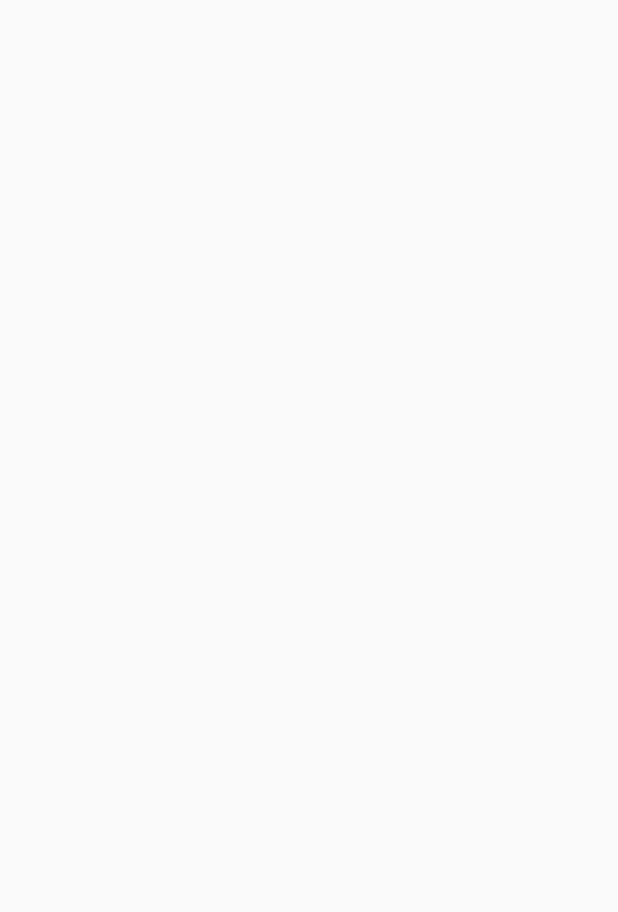
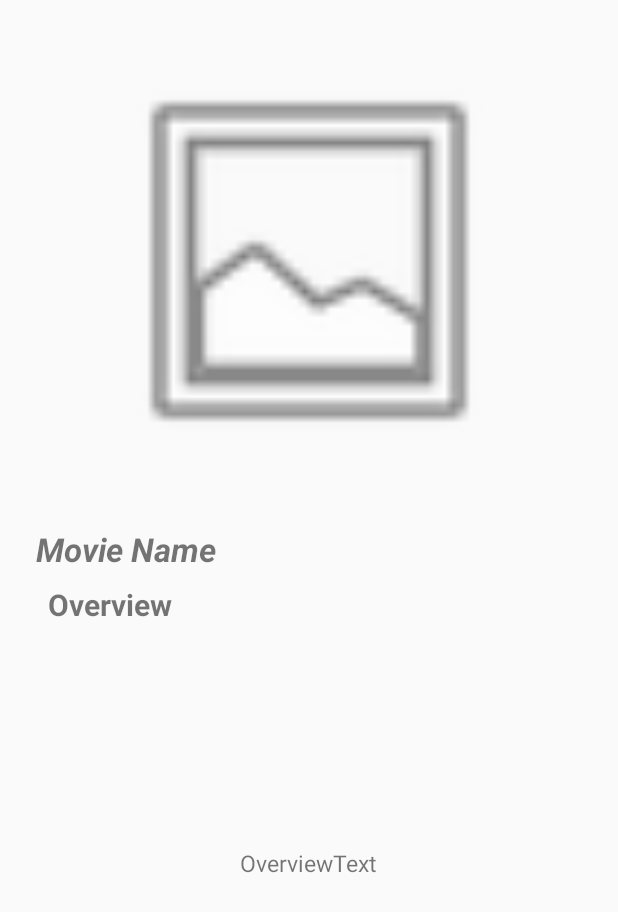
Before and after one commit to rakshita709/Movies, an Android app: the AboutMovie screen opened directly, with no data from a screen before it, on a phone screen of 412 x 824 dp. Before the commit the part shown is empty. Shown: the top 912 px of the screen. Run offline under Robolectric (Android 15) with nearby library versions, the phone set to English and light mode, and no system bars; pictures from the network do not load; 1 statement that could not run was skipped.

Commit message:
getSerializable causes errors

```diff
--- a/app/src/main/java/com/example/rakshitayadav/movies/AboutMovie.java
+++ b/app/src/main/java/com/example/rakshitayadav/movies/AboutMovie.java
@@ -2,12 +2,44 @@ package com.example.rakshitayadav.movies;
 
 import android.support.v7.app.AppCompatActivity;
 import android.os.Bundle;
+import android.util.Log;
+import android.widget.ImageView;
+import android.widget.TextView;
+
+import com.bumptech.glide.Glide;
 
 public class AboutMovie extends AppCompatActivity {
+
+    TextView movie_name,movie_overview;
+    ImageView movie_icon;
+
+    String errormsg="msg";
 
     @Override
     protected void onCreate(Bundle savedInstanceState) {
         super.onCreate(savedInstanceState);
         setContentView(R.layout.activity_about_movie);
+
+        movie_name = findViewById(R.id.movie_name);
+        movie_icon = findViewById(R.id.movie_thumbnail);
+        movie_overview = findViewById(R.id.movie_overview);
+
+        Log.e("Error in aboutMovie: 5 ", errormsg);
+
+        MovieDetails details = (MovieDetails) getIntent().getExtras().getSerializable("MOVIE DETAILS");
+
+        Log.e("Error in aboutMovie: 6 ", errormsg);
+        if(details!=null)
+        {
+            Glide.with(this).load("https://image.tmdb.org/t/p/w500/"+details.getPoster_path()).into(movie_icon);
+            Log.e("Error in aboutMovie: 7 ", errormsg);
+            movie_name.setText(details.getTitle());
+            Log.e("Error in aboutMovie: ", errormsg);
+            movie_overview.setText(details.getOverview());
+            Log.e("Error in aboutMovie: ", errormsg);
+            finish();
+        }
+
+
     }
 }
--- a/app/src/main/java/com/example/rakshitayadav/movies/MainActivity.java
+++ b/app/src/main/java/com/example/rakshitayadav/movies/MainActivity.java
@@ -1,5 +1,6 @@
 package com.example.rakshitayadav.movies;
 
+import android.content.Intent;
 import android.os.AsyncTask;
 import android.support.v7.app.AppCompatActivity;
 import android.os.Bundle;
@@ -22,7 +23,7 @@ import java.util.ArrayList;
 
 import javax.net.ssl.HttpsURLConnection;
 
-public class MainActivity extends AppCompatActivity implements AdapterView.OnItemClickListener {
+public class MainActivity extends AppCompatActivity {
 
     GridView gridView;
     ArrayList<MovieDetails> movieList = new ArrayList<>();
@@ -36,13 +37,22 @@ public class MainActivity extends AppCompatActivity implements AdapterView.OnIte
 
         new CheckStatus().execute("https://api.themoviedb.org/3/movie/popular?api_key=8865d55dc8ba55909f3dec9e6ab79d2f&language=en-US&page=1");
 
-        gridView.setOnItemClickListener(this);
+        gridView.setOnItemClickListener(new AdapterView.OnItemClickListener() {
+            @Override
+            public void onItemClick(AdapterView<?> parent, View view, int position, long id) {
+                Intent intent = new Intent();
 
-    }
+                intent.setClass(MainActivity.this,AboutMovie.class);
 
-    @Override
-    public void onItemClick(AdapterView<?> parent, View view, int position, long id) {
+                intent.putExtra("MOVIE DETAILS",parent.getItemIdAtPosition(position));
 
+
+                startActivity(intent);
+
+
+
+            }
+        });
     }
 
     class CheckStatus extends AsyncTask<String,Void,String>
--- a/app/src/main/java/com/example/rakshitayadav/movies/MovieDetails.java
+++ b/app/src/main/java/com/example/rakshitayadav/movies/MovieDetails.java
@@ -1,6 +1,8 @@
 package com.example.rakshitayadav.movies;
 
-public class MovieDetails {
+import java.io.Serializable;
+
+public class MovieDetails implements Serializable{
 
     private double id;
 
--- a/app/src/main/res/layout/activity_about_movie.xml
+++ b/app/src/main/res/layout/activity_about_movie.xml
@@ -1,9 +1,91 @@
 <?xml version="1.0" encoding="utf-8"?>
-<android.support.constraint.ConstraintLayout xmlns:android="http://schemas.android.com/apk/res/android"
+<android.support.constraint.ConstraintLayout
+    xmlns:android="http://schemas.android.com/apk/res/android"
     xmlns:app="http://schemas.android.com/apk/res-auto"
     xmlns:tools="http://schemas.android.com/tools"
     android:layout_width="match_parent"
     android:layout_height="match_parent"
+    android:padding="16dp"
     tools:context=".AboutMovie">
 
+    <TextView
+        android:id="@+id/toolBar"
+        android:layout_width="match_parent"
+        android:layout_height="30dp"
+        android:layout_alignParentBottom="true"
+        android:layout_centerHorizontal="true"
+        android:layout_marginEnd="8dp"
+        android:layout_marginLeft="8dp"
+        android:layout_marginRight="8dp"
+        android:layout_marginStart="8dp"
+        android:layout_marginTop="27dp"
+        android:text="Movie Name"
+        android:textAllCaps="false"
+        android:textSize="22dp"
+        android:textStyle="bold|italic"
+        app:layout_constraintEnd_toEndOf="parent"
+        app:layout_constraintStart_toStartOf="parent"
+        app:layout_constraintTop_toBottomOf="@+id/ThumbnailImage" />
+
+    <ImageView
+        android:id="@+id/ThumbnailImage"
+        android:layout_width="280dp"
+        android:layout_height="300dp"
+        android:layout_alignParentTop="true"
+        android:layout_centerHorizontal="true"
+        android:layout_marginBottom="8dp"
+        android:layout_marginEnd="8dp"
+        android:layout_marginLeft="8dp"
+        android:layout_marginRight="8dp"
+        android:layout_marginStart="8dp"
+        android:layout_marginTop="8dp"
+        app:layout_constraintBottom_toTopOf="@+id/toolBar"
+        app:layout_constraintEnd_toEndOf="parent"
+        app:layout_constraintStart_toStartOf="parent"
+        app:layout_constraintTop_toTopOf="parent"
+        app:layout_constraintVertical_bias="0.0"
+        app:srcCompat="@android:drawable/ic_menu_gallery" />
+
+    <TextView
+        android:id="@+id/textView"
+        android:layout_width="88dp"
+        android:layout_height="27dp"
+        android:layout_alignParentBottom="true"
+        android:layout_alignParentStart="true"
+        android:layout_marginBottom="8dp"
+        android:layout_marginEnd="8dp"
+        android:layout_marginLeft="8dp"
+        android:layout_marginRight="8dp"
+        android:layout_marginStart="8dp"
+        android:layout_marginTop="8dp"
+        android:text="Overview:"
+        android:textSize="20dp"
+        android:textStyle="bold"
+        app:layout_constraintBottom_toTopOf="@+id/movie_overview"
+        app:layout_constraintEnd_toEndOf="parent"
+        app:layout_constraintHorizontal_bias="0.0"
+        app:layout_constraintStart_toStartOf="@+id/toolBar"
+        app:layout_constraintTop_toBottomOf="@+id/toolBar"
+        app:layout_constraintVertical_bias="0.476" />
+
+    <TextView
+        android:id="@+id/movieOverview"
+        android:layout_width="92dp"
+        android:layout_height="21dp"
+        android:layout_alignEnd="@+id/textView"
+        android:layout_alignParentBottom="true"
+        android:layout_marginBottom="8dp"
+        android:layout_marginEnd="8dp"
+        android:layout_marginLeft="8dp"
+        android:layout_marginRight="8dp"
+        android:layout_marginStart="8dp"
+        android:layout_marginTop="8dp"
+        android:text="OverviewText"
+        android:textSize="15dp"
+        app:layout_constraintBottom_toBottomOf="parent"
+        app:layout_constraintEnd_toEndOf="parent"
+        app:layout_constraintStart_toStartOf="parent"
+        app:layout_constraintTop_toBottomOf="@+id/toolBar"
+        app:layout_constraintVertical_bias="0.45" />
+
 </android.support.constraint.ConstraintLayout>
--- a/app/src/main/res/layout/movie_list.xml
+++ b/app/src/main/res/layout/movie_list.xml
@@ -1,13 +1,13 @@
 <?xml version="1.0" encoding="utf-8"?>
-<LinearLayout
-    android:layout_gravity="center"
-    android:gravity="center"
-    android:padding="10dp"
-    xmlns:android="http://schemas.android.com/apk/res/android"
+<LinearLayout xmlns:android="http://schemas.android.com/apk/res/android"
     xmlns:app="http://schemas.android.com/apk/res-auto"
     android:layout_width="match_parent"
     android:layout_height="match_parent"
-    android:orientation="vertical">
+    android:layout_gravity="center"
+    android:background="@android:color/holo_green_light"
+    android:gravity="center"
+    android:orientation="vertical"
+    android:padding="10dp">
 
     <ImageView
         android:id="@+id/movie_thumbnail"
@@ -16,14 +16,14 @@
         app:srcCompat="@android:drawable/ic_menu_gallery" />
 
     <TextView
-        android:fontFamily="verdana"
-        android:gravity="center"
-        android:layout_gravity="center"
-        android:textColor="#000"
         android:id="@+id/movie_name"
         android:layout_width="wrap_content"
         android:layout_height="wrap_content"
-        android:textSize="15dp"
-        android:text="movie_name" />
+        android:layout_gravity="center"
+        android:fontFamily="verdana"
+        android:gravity="center"
+        android:text="movie_name"
+        android:textColor="@android:color/white"
+        android:textSize="15dp" />
 
 </LinearLayout>
```
